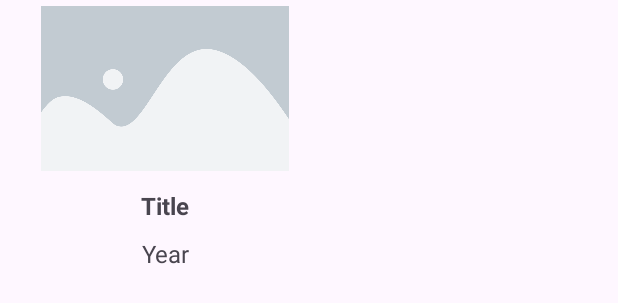
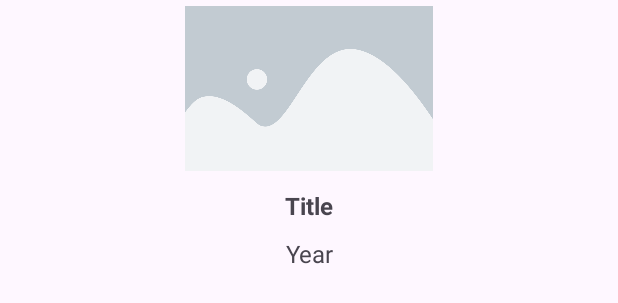
Before and after one commit to Samadihadis/IMDBVideoApplication, an Android app: the layout item_video_grid.xml on its own in the app's theme, with its tools: preview values and no code run, on a phone screen of 412 x 824 dp. Shown: the top 303 px of the screen. Run offline under Robolectric (Android 15) with nearby library versions, the phone set to English and light mode, and no system bars.

Commit message:
Fix grid item layout

```diff
--- a/app/src/main/res/layout/item_video_grid.xml
+++ b/app/src/main/res/layout/item_video_grid.xml
@@ -4,13 +4,14 @@
     xmlns:tools="http://schemas.android.com/tools"
     android:id="@+id/gridRootLayout"
     android:background="?attr/selectableItemBackground"
-    android:layout_width="220dp"
+    android:layout_width="match_parent"
     android:layout_height="wrap_content">
 
     <androidx.appcompat.widget.AppCompatImageView
         android:id="@+id/videoImageView"
         android:layout_width="match_parent"
         android:layout_height="110dp"
+        android:layout_marginHorizontal="8dp"
         android:layout_marginVertical="4dp"
         android:src="@drawable/banner_image_placeholder"
         app:layout_constraintEnd_toEndOf="parent"
```
